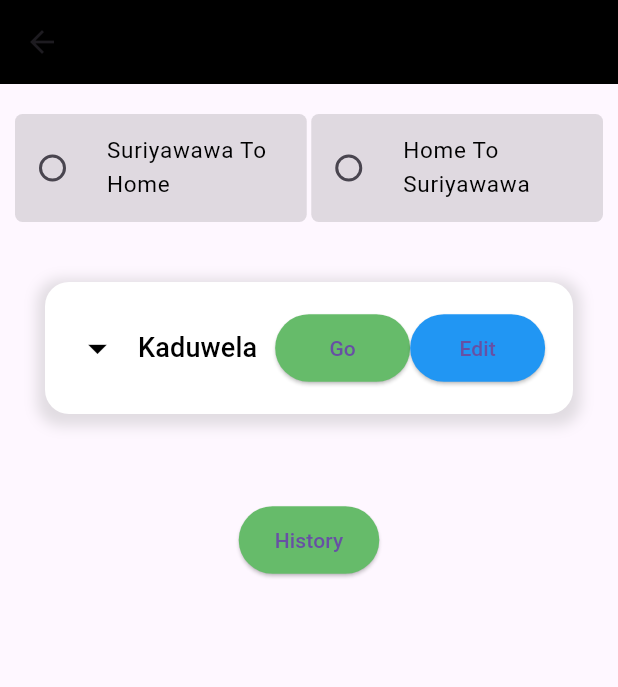
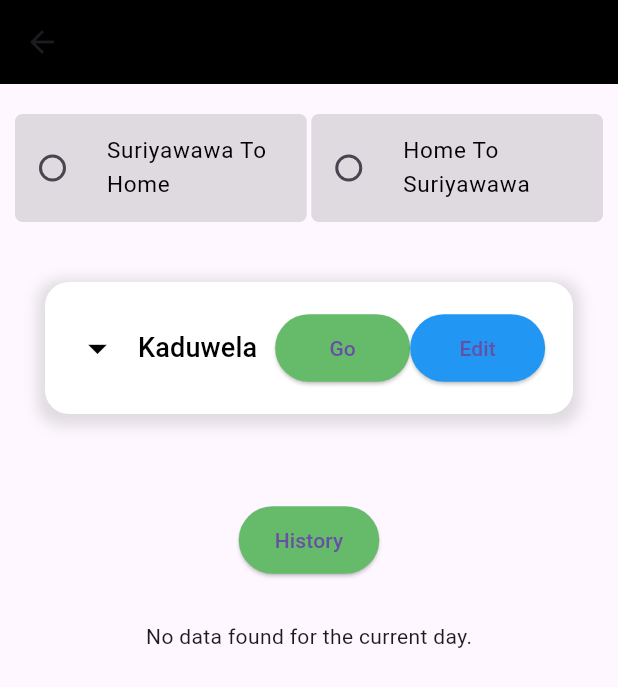
Before and after one commit to 0019-KDU/Lego-MobileApp, a Flutter app: the ComeGoing screen opened directly, after a tap on the "arrow drop down" icon, after a tap on "Kaduwela", on a phone screen of 412 x 824 dp. Shown: the top 687 px of the screen. Run offline on Flutter 3.47's test engine with Material 3 defaults, Android fonts, the phone set to English and light mode, and no system bars; our stand-ins replace cloud_firestore, firebase_auth, firebase_core, firebase_database, firebase_messaging, firebase_storage and 12 more; missing offline and left inert: syncfusion_flutter_pdf; accounts and stored records are empty.

Commit message:
Add Changes
User side and admin side edit and add new changes

```diff
--- a/lib/admin_include/editinformation.dart
+++ b/lib/admin_include/editinformation.dart
@@ -334,9 +334,3 @@ class _EditInformationState extends State<EditInformation> {
     super.dispose();
   }
 }
-
-void main() {
-  runApp(MaterialApp(
-    home: EditInformation(),
-  ));
-}
--- a/lib/user_include/exit_comeing.dart
+++ b/lib/user_include/exit_comeing.dart
@@ -208,6 +208,100 @@ class _ComeGoingState extends State<ComeGoing> {
     _fromkey = GlobalKey<FormState>();
   }
 
+  String? selectedGoingValue; // Variable for "Suriyawawa To Home"
+  String? selectedComingValue; // Variable for "Home To Suriyawawa"
+
+  Widget _buildSelectedValues() {
+    return FutureBuilder(
+      future: _getSelectedValuesForCurrentDay(),
+      builder: (context, snapshot) {
+        if (snapshot.connectionState == ConnectionState.waiting) {
+          return const CircularProgressIndicator();
+        } else if (snapshot.hasError) {
+          return Text('Error: ${snapshot.error}');
+        } else {
+          Map<String, dynamic>? values = snapshot.data as Map<String, dynamic>?;
+
+          if (values != null) {
+            String goingValue = values['going'] ?? 'Not selected';
+            String comingValue = values['coming'] ?? 'Not selected';
+
+            return Column(
+              children: [
+                Text(
+                  "Suriyawawa To Home: $goingValue",
+                ),
+                Text(
+                  "Home To Suriyawawa: $comingValue",
+                ),
+              ],
+            );
+          } else {
+            return const Text('No data found for the current day.');
+          }
+        }
+      },
+    );
+  }
+
+  Future<Map<String, dynamic>?> _getSelectedValuesForCurrentDay() async {
+    try {
+      final currentUser = FirebaseAuth.instance.currentUser;
+
+      if (currentUser != null) {
+        final goingCollection =
+            FirebaseFirestore.instance.collection("going_values");
+        final comingCollection =
+            FirebaseFirestore.instance.collection("coming_values");
+
+        DateTime currentDate = DateTime.now();
+        Timestamp startOfDay = Timestamp.fromDate(
+            DateTime(currentDate.year, currentDate.month, currentDate.day));
+
+        print("startOfDay: $startOfDay");
+        print("currentDate: $currentDate");
+
+        final goingSnapshot = await goingCollection
+            .where("userId", isEqualTo: currentUser.uid)
+            .where("timestamp", isGreaterThanOrEqualTo: startOfDay)
+            .where("timestamp",
+                isLessThan: Timestamp.fromDate(
+                    currentDate.add(const Duration(days: 1))))
+            .get();
+
+        final comingSnapshot = await comingCollection
+            .where("userId", isEqualTo: currentUser.uid)
+            .where("timestamp", isGreaterThanOrEqualTo: startOfDay)
+            .where("timestamp",
+                isLessThan: Timestamp.fromDate(
+                    currentDate.add(const Duration(days: 1))))
+            .get();
+
+        if (goingSnapshot.docs.isNotEmpty || comingSnapshot.docs.isNotEmpty) {
+          Map<String, dynamic> values = {};
+
+          if (goingSnapshot.docs.isNotEmpty) {
+            values['going'] = goingSnapshot.docs.first.data()['selectedValue'];
+          }
+
+          if (comingSnapshot.docs.isNotEmpty) {
+            values['coming'] =
+                comingSnapshot.docs.first.data()['selectedValue'];
+          }
+
+          print("Retrieved values: $values");
+          return values;
+        } else {
+          print("No documents found for the current day.");
+        }
+      }
+    } catch (e) {
+      print("Error in _getSelectedValuesForCurrentDay: $e");
+    }
+
+    return null;
+  }
+
   @override
   Widget build(BuildContext context) {
     return Scaffold(
@@ -371,6 +465,10 @@ class _ComeGoingState extends State<ComeGoing> {
                 ],
               ),
             ),
+            Column(
+              children: [
+                // New widget to display selected values
+
                 Container(
                   margin: const EdgeInsets.all(30),
                   child: ElevatedButton(
@@ -392,6 +490,9 @@ class _ComeGoingState extends State<ComeGoing> {
                     child: const Text("History"),
                   ),
                 ),
+                _buildSelectedValues(),
+              ],
+            ),
           ],
         ),
       ),
```
Lines whose indentation alone changed are shown as unchanged.
